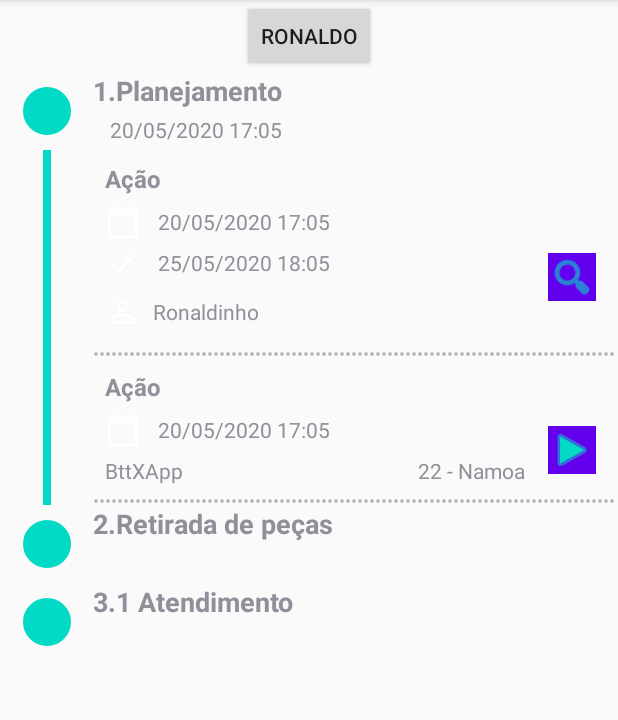
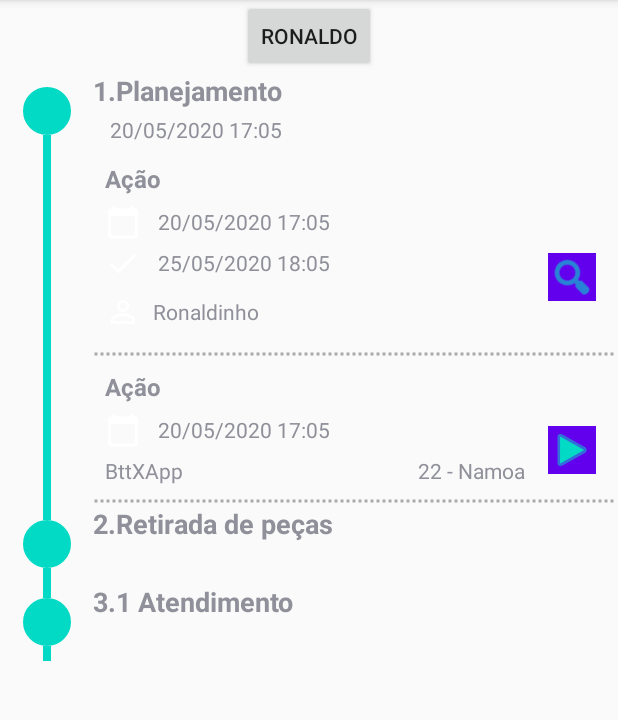
Before and after one commit to DanielLuche/TstStepperComponent, an Android app: the screen it shows after launch (MainActivity), after a tap on "1.Planejamento", on a phone screen of 412 x 824 dp, the part 84-804 px from its top. Run offline under Robolectric (Android 15) with nearby library versions, the phone set to English and light mode, and no system bars.

Commit message:
Add layout com dashed Add image com dashed no layout do action StepMainVH  - Add tratativa para no primeiro item remover view de "linha" do topo

```diff
--- a/app/src/main/java/com/dluche/tststeppercomponent/VH/StepMainVH.java
+++ b/app/src/main/java/com/dluche/tststeppercomponent/VH/StepMainVH.java
@@ -16,6 +16,8 @@ public class StepMainVH extends RecyclerView.ViewHolder{
     private TextView tvTtl;
     private TextView tvCloseDate;
     private ImageView ivEndDate;
+    private View vTopStatus;
+    private View vBottomStatus;
     private boolean childShown = false;
     private final StepsAdapter.onMainClickListener onClickListener;
 
@@ -27,6 +29,8 @@ public class StepMainVH extends RecyclerView.ViewHolder{
 
     private void bindViews() {
         ivStatus = this.itemView.findViewById(R.id.stepper_main_iv_status);
+        vTopStatus = this.itemView.findViewById(R.id.stepper_main_v_top_status);
+        vBottomStatus = this.itemView.findViewById(R.id.stepper_main_v_bottom_status);
         tvStatus = this.itemView.findViewById(R.id.stepper_main_tv_status);
         tvTtl = this.itemView.findViewById(R.id.stepper_main_tv_ttl);
         tvCloseDate = this.itemView.findViewById(R.id.stepper_main_tv_close_date);
@@ -56,6 +60,9 @@ public class StepMainVH extends RecyclerView.ViewHolder{
     }
 
     public void bindData(StepMain stepMain){
+        if(getAdapterPosition() == 0){
+            vTopStatus.setVisibility(View.GONE);
+        }
         tvTtl.setText(stepMain.getStepTtl());
         tvCloseDate.setText(stepMain.getEndDate());
     }
--- a/app/src/main/res/drawable/stepper_line.xml
+++ b/app/src/main/res/drawable/stepper_line.xml
@@ -3,11 +3,14 @@
     android:fromDegrees="90"
     android:toDegrees="90">
     <shape android:shape="line">
+        <size
+            android:width="1000dp"
+            android:height="1000dp"/>
+
         <stroke
-            android:width="5dp"
-            android:dashGap="2dp"
-            android:dashWidth="5dp"
-            android:color="@color/colorAccent"
-            />
+            android:width="40dp"
+            android:dashGap="20dp"
+            android:dashWidth="40dp"
+            android:color="@color/colorAccent"/>
     </shape>
 </rotate>
--- a/app/src/main/res/layout/stepper_action_cell.xml
+++ b/app/src/main/res/layout/stepper_action_cell.xml
@@ -14,7 +14,23 @@
         app:layout_constraintBottom_toBottomOf="parent"
         app:layout_constraintEnd_toStartOf="@+id/gl_start"
         app:layout_constraintStart_toStartOf="parent"
-        app:layout_constraintTop_toTopOf="parent" />
+        app:layout_constraintTop_toTopOf="parent"
+        android:visibility="visible"
+        />
+
+    <!--Image com dashed-->
+    <ImageView
+        android:id="@+id/stepper_action_iv_line"
+        android:layout_width="0dp"
+        android:layout_height="0dp"
+        app:layout_constraintBottom_toBottomOf="parent"
+        app:layout_constraintEnd_toStartOf="@+id/gl_start"
+        app:layout_constraintStart_toStartOf="parent"
+        app:layout_constraintTop_toTopOf="parent"
+        android:visibility="gone"
+        android:src="@drawable/stepper_line"
+        android:scaleType="centerCrop"
+        />
 
     <android.support.constraint.Guideline
         android:id="@+id/gl_start"
--- a/app/src/main/res/layout/stepper_main_cell.xml
+++ b/app/src/main/res/layout/stepper_main_cell.xml
@@ -4,7 +4,8 @@
     xmlns:app="http://schemas.android.com/apk/res-auto"
     xmlns:tools="http://schemas.android.com/tools"
     android:layout_width="match_parent"
-    android:layout_height="wrap_content">
+    android:layout_height="wrap_content"
+    >
 
     <ImageView
         android:id="@+id/stepper_main_iv_status"
@@ -23,6 +24,28 @@
         android:layout_marginTop="10dp"
         android:layout_marginBottom="10dp"
         app:srcCompat="@drawable/ic_baseline_check_circle_24"
+        />
+
+    <View
+        android:id="@+id/stepper_main_v_bottom_status"
+        android:layout_width="5dp"
+        android:layout_height="0dp"
+        app:layout_constraintStart_toStartOf="parent"
+        app:layout_constraintEnd_toEndOf="@id/gl_start"
+        app:layout_constraintTop_toBottomOf="@id/stepper_main_iv_status"
+        app:layout_constraintBottom_toBottomOf="parent"
+        android:background="@color/colorAccent"
+        />
+
+    <View
+        android:id="@+id/stepper_main_v_top_status"
+        android:layout_width="5dp"
+        android:layout_height="0dp"
+        app:layout_constraintStart_toStartOf="parent"
+        app:layout_constraintEnd_toEndOf="@id/gl_start"
+        app:layout_constraintTop_toTopOf="parent"
+        app:layout_constraintBottom_toTopOf="@id/stepper_main_iv_status"
+        android:background="@color/colorAccent"
         />
 
     <TextView
@@ -70,7 +93,8 @@
         app:layout_constraintBottom_toBottomOf="parent"
         app:layout_constraintEnd_toEndOf="@+id/stepper_main_tv_ttl"
         app:layout_constraintStart_toEndOf="@+id/stepper_main_iv_close_date"
-        app:layout_constraintTop_toBottomOf="@+id/stepper_main_tv_ttl" />
+        app:layout_constraintTop_toBottomOf="@+id/stepper_main_tv_ttl"
+        />
 
     <ImageView
         android:id="@+id/stepper_main_iv_close_date"
```
